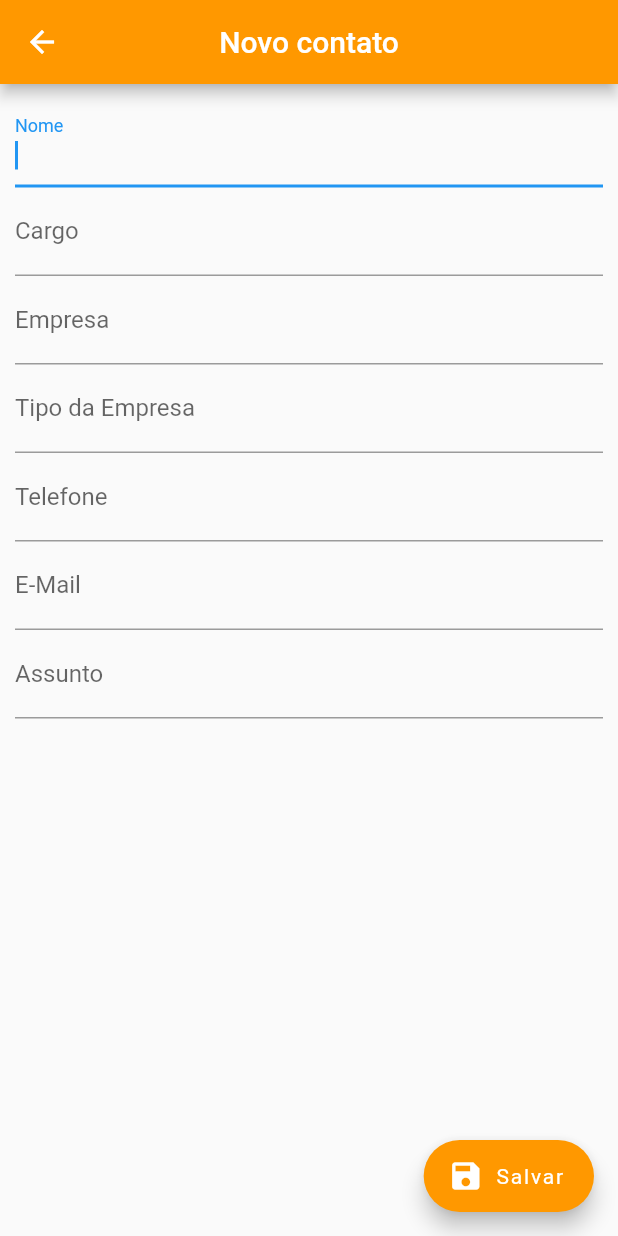
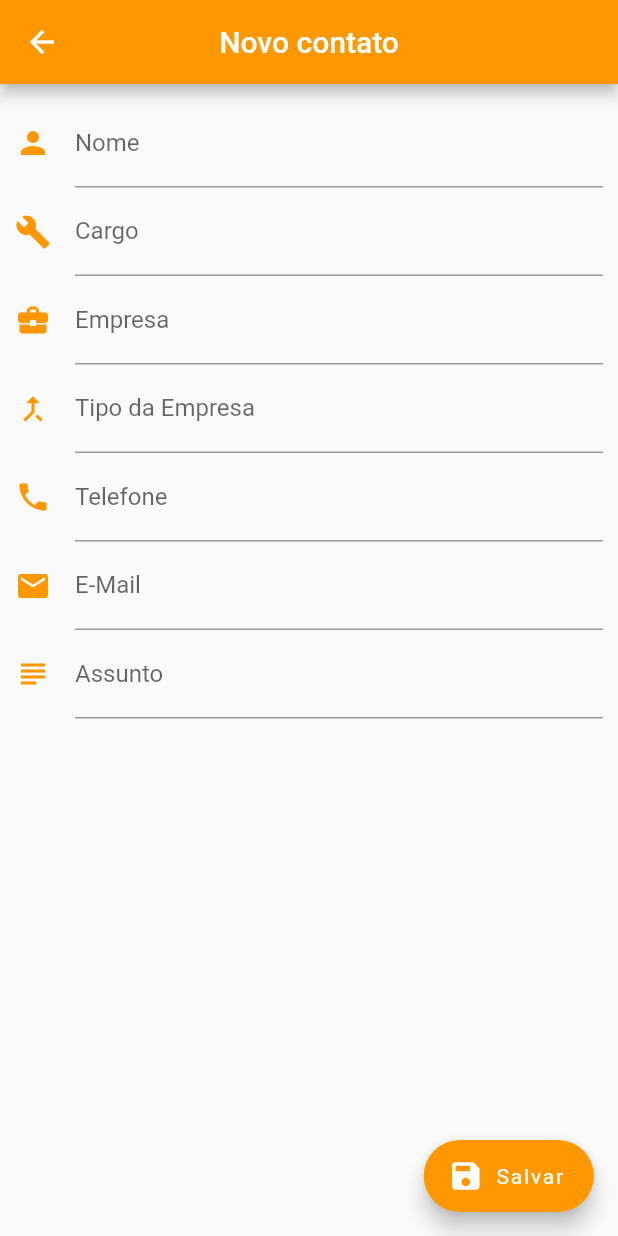
Before and after one commit to RicardoTrintin/sistema_contatos, a Flutter app: the ContactPage screen opened directly, after a tap on "Salvar", on a phone screen of 412 x 824 dp. Run offline on Flutter 3.47's test engine with Material 2 defaults, Android fonts, the phone set to English and light mode, and no system bars; our stand-ins replace sqflite; accounts and stored records are empty; statements that could not run were skipped.

```diff
--- a/lib/interfaces/contact_page.dart
+++ b/lib/interfaces/contact_page.dart
@@ -22,6 +22,10 @@ class _ContactPageState extends State<ContactPage> {
   final _assuntoControler = TextEditingController();
 
   final _nameFocus = FocusNode();
+  final _cargoFocus = FocusNode();
+  final _empresaFocus = FocusNode();
+  final _telefoneFocus = FocusNode();
+
 
   bool _userEdited = false;
   Contact _editContact;
@@ -52,6 +56,12 @@ class _ContactPageState extends State<ContactPage> {
       onWillPop: _butonBack,
       child: Scaffold(
         appBar: AppBar(
+          actions: <Widget>[
+            IconButton(icon: Icon(Icons.delete, color: Colors.orange),
+                onPressed: (){
+
+                })
+          ],
           backgroundColor: Colors.orange,
           title: Text(_editContact.nome ?? "Novo contato"),
           centerTitle: true,
@@ -67,10 +77,27 @@ class _ContactPageState extends State<ContactPage> {
           ),
           backgroundColor: Colors.orange,
           onPressed: (){
-            if(_editContact.nome != null && _editContact.nome.isNotEmpty){
-              Navigator.pop(context, _editContact);
-            }else{
-              FocusScope.of(context).requestFocus(_nameFocus);
+
+            //FILD VALIDATION
+            if(_editContact.nome != null && _editContact.nome.isNotEmpty &&
+                    _editContact.empresa != null && _editContact.empresa.isNotEmpty &&
+                      _editContact.telefone != null && _editContact.telefone.isNotEmpty){
+                        Navigator.pop(context, _editContact);
+
+            }else if(_editContact.nome == null && _editContact.nome.isEmpty &&
+                        _editContact.empresa != null && _editContact.empresa.isEmpty &&
+                          _editContact.telefone != null && _editContact.telefone.isNotEmpty){
+                            FocusScope.of(context).requestFocus(_cargoFocus);
+
+            }else if(_editContact.nome != null && _editContact.nome.isNotEmpty &&
+                        _editContact.empresa == null && _editContact.empresa.isEmpty &&
+                          _editContact.telefone != null && _editContact.telefone.isEmpty){
+                            FocusScope.of(context).requestFocus(_empresaFocus);
+
+            }else if(_editContact.nome != null && _editContact.nome.isNotEmpty &&
+                        _editContact.empresa != null && _editContact.empresa.isNotEmpty &&
+                          _editContact.telefone == null && _editContact.telefone.isEmpty){
+                            FocusScope.of(context).requestFocus(_telefoneFocus);
             }
 
           },
@@ -82,7 +109,9 @@ class _ContactPageState extends State<ContactPage> {
               TextField(
                 controller: _nomeControler,
                 focusNode: _nameFocus,
-                decoration: InputDecoration(labelText: "Nome"),
+                decoration: InputDecoration(labelText: "Nome",
+                    icon: Icon(Icons.person, color: Colors.orange),
+                      hintText: "Informe o nome"),
                 onChanged: (text){
                   _userEdited = true;
                   setState(() {
@@ -92,7 +121,9 @@ class _ContactPageState extends State<ContactPage> {
               ),
               TextField(
                 controller: _cargoControler,
-                decoration: InputDecoration(labelText: "Cargo"),
+                decoration: InputDecoration(labelText: "Cargo",
+                icon: Icon(Icons.build, color: Colors.orange),
+                  hintText: "Informe o cargo"),
                 onChanged: (text){
                   _userEdited = true;
                   _editContact.cargo = text;
@@ -100,7 +131,9 @@ class _ContactPageState extends State<ContactPage> {
               ),
               TextField(
                 controller: _empresaControler,
-                decoration: InputDecoration(labelText: "Empresa"),
+                decoration: InputDecoration(labelText: "Empresa",
+                icon: Icon(Icons.business_center, color: Colors.orange),
+                hintText: "Informe a empresa"),
                 onChanged: (text){
                   _userEdited = true;
                   _editContact.empresa = text;
@@ -108,7 +141,9 @@ class _ContactPageState extends State<ContactPage> {
               ),
               TextField(
                 controller: _tipoEmpresaControler,
-                decoration: InputDecoration(labelText: "Tipo da Empresa"),
+                decoration: InputDecoration(labelText: "Tipo da Empresa",
+                icon: Icon(Icons.merge_type, color: Colors.orange),
+                hintText: "Informe o tipo da empresa"),
                 onChanged: (text){
                   _userEdited = true;
                   _editContact.tipoEmpresa = text;
@@ -116,7 +151,9 @@ class _ContactPageState extends State<ContactPage> {
               ),
               TextField(
                 controller: _telefoneControler,
-                decoration: InputDecoration(labelText: "Telefone"),
+                decoration: InputDecoration(labelText: "Telefone",
+                icon: Icon(Icons.phone, color: Colors.orange),
+                hintText: "Informe o telefone"),
                 onChanged: (text){
                   _userEdited = true;
                   _editContact.telefone = text;
@@ -125,7 +162,9 @@ class _ContactPageState extends State<ContactPage> {
               ),
               TextField(
                 controller: _emailControler,
-                decoration: InputDecoration(labelText: "E-Mail"),
+                decoration: InputDecoration(labelText: "E-Mail",
+                icon: Icon(Icons.email, color: Colors.orange),
+                hintText: "Informe o E-Mail"),
                 onChanged: (text){
                   _userEdited = true;
                   _editContact.email = text;
@@ -134,7 +173,9 @@ class _ContactPageState extends State<ContactPage> {
               ),
               TextField(
                 controller: _assuntoControler,
-                decoration: InputDecoration(labelText: "Assunto"),
+                decoration: InputDecoration(labelText: "Assunto",
+                icon: Icon(Icons.subject, color: Colors.orange),
+                hintText: "Informe o assunto do contato"),
                 onChanged: (text){
                   _userEdited = true;
                   _editContact.assunto = text;
@@ -183,12 +224,4 @@ class _ContactPageState extends State<ContactPage> {
     }
   }
 
- /* Widget campoText(String label, TextEditingController controller, TextInputType type, String text, Function teste(texto)){
-    return TextField(
-      controller: controller,
-      decoration: InputDecoration(labelText: label),
-      onChanged: teste,
-    );
-  }*/
-
 }
--- a/lib/main.dart
+++ b/lib/main.dart
@@ -1,5 +1,5 @@
 import 'package:flutter/material.dart';
-import 'interfaces/home_page.dart';
+import 'interfaces/list_screen.dart';
 
 
 void main (){
```
Also changed, not shown: lib/interfaces/list_screen.dart (renamed from lib/interfaces/home_page.dart, +1 -6 lines).
